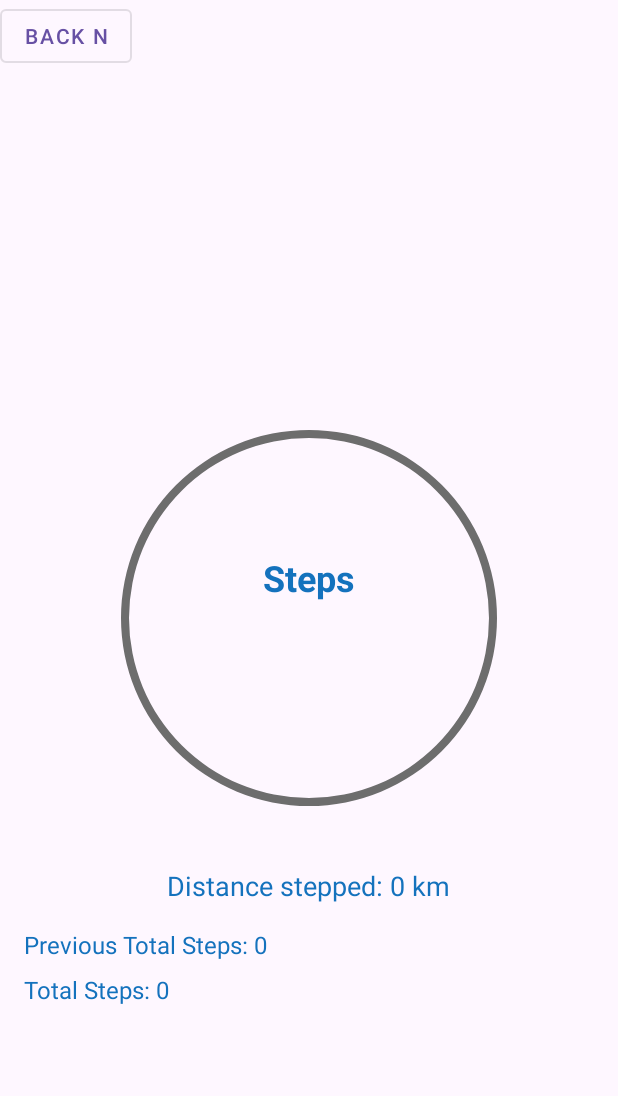
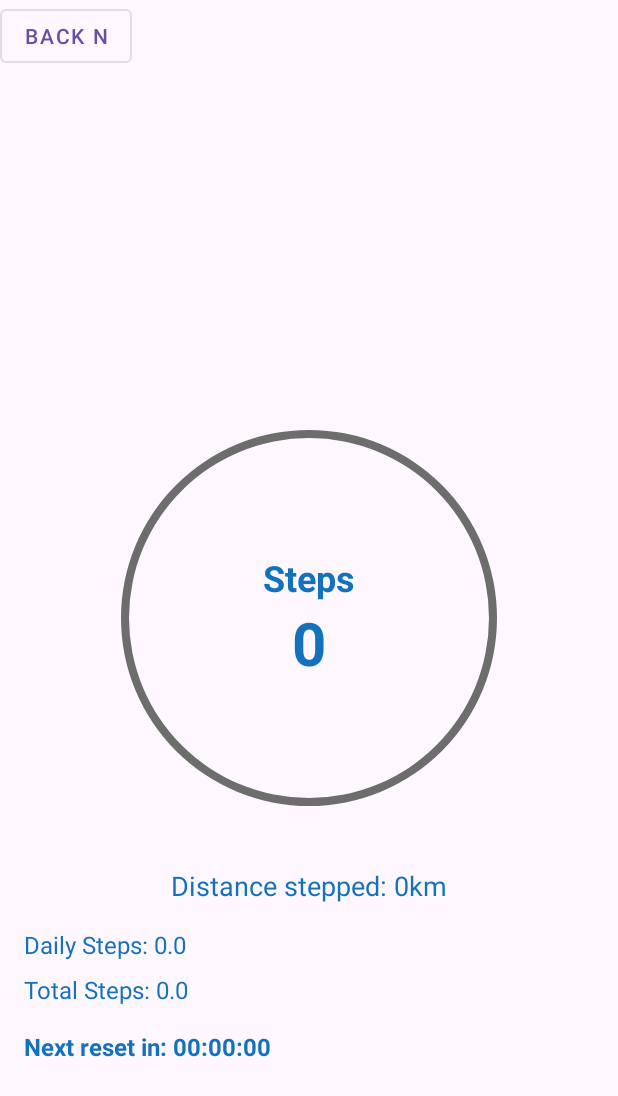
Before and after one commit to WillBren/smartsensor, an Android app: the screen it shows after launch (StepActivity), after a tap on "ACTIVITY", on a phone screen of 412 x 824 dp. Shown: the top 1096 px of the screen. Run offline under Robolectric (Android 15) with nearby library versions, the phone set to English and light mode, and no system bars; 1 statement that could not run was skipped.

Commit message:
Added work manager to reset daily steps, added checks for diff sensors, added temp on main screen

```diff
--- a/app/build.gradle.kts
+++ b/app/build.gradle.kts
@@ -1,5 +1,6 @@
 plugins {
     alias(libs.plugins.android.application)
+    alias(libs.plugins.google.gms.google.services)
 }
 
 android {
@@ -37,6 +38,8 @@ dependencies {
     implementation(libs.material)
     implementation(libs.activity)
     implementation(libs.constraintlayout)
+    implementation(libs.work.runtime)
+    implementation(libs.firebase.database)
     testImplementation(libs.junit)
     androidTestImplementation(libs.ext.junit)
     androidTestImplementation(libs.espresso.core)
--- a/app/src/main/java/com/example/steppcounter/AlarmScheduler.java
+++ /dev/null
@@ -1,41 +0,0 @@
-package com.example.steppcounter;
-import static android.content.Context.ALARM_SERVICE;
-
-import android.annotation.SuppressLint;
-import android.app.AlarmManager;
-import android.app.PendingIntent;
-import android.content.Context;
-import android.content.Intent;
-
-import java.util.Calendar;
-
-public class AlarmScheduler {
-    @SuppressLint("ScheduleExactAlarm")
-    public static void scheduleMidnightReset(Context context) {
-        Intent intent = new Intent(context, StepResetReceiver.class);
-        PendingIntent pendingIntent = PendingIntent.getBroadcast(
-                context,
-                0,
-                intent,
-                PendingIntent.FLAG_UPDATE_CURRENT | PendingIntent.FLAG_IMMUTABLE
-        );
-
-        AlarmManager alarmManager = (AlarmManager) context.getSystemService(ALARM_SERVICE);
-
-        // Set the alarm to start at next midnight
-        Calendar calendar = Calendar.getInstance();
-        calendar.setTimeInMillis(System.currentTimeMillis());
-        calendar.set(Calendar.HOUR_OF_DAY, 0);
-        calendar.set(Calendar.MINUTE, 0);
-        calendar.set(Calendar.SECOND, 0);
-        calendar.add(Calendar.DAY_OF_YEAR, 1);
-
-        if (alarmManager != null) {
-            alarmManager.setExactAndAllowWhileIdle(
-                    AlarmManager.RTC_WAKEUP,
-                    calendar.getTimeInMillis(),
-                    pendingIntent
-            );
-        }
-    }
-}
--- a/app/src/main/java/com/example/steppcounter/MainActivity.java
+++ b/app/src/main/java/com/example/steppcounter/MainActivity.java
@@ -1,6 +1,8 @@
 package com.example.steppcounter;
 
+import android.hardware.Sensor;
 import android.os.Bundle;
+import android.util.Log;
 import android.view.View;
 import android.widget.TextView;
 import android.widget.Toast;
@@ -9,15 +11,23 @@ import android.content.Intent;
 import androidx.appcompat.app.AppCompatActivity;
 import com.google.android.material.button.MaterialButton;
 
+import java.util.List;
+
 public class MainActivity extends AppCompatActivity {
 
-    private TextView stepsValue, heartRateValue, caloriesBurned, bmi;
-    private MaterialButton activityButton, healthButton, nutritionButton; //creates buttons
+    private TextView stepsValue, heartRateValue, caloriesBurned, bmi, temp;
+    private MaterialButton activityButton, healthButton, editDetailsButton; //creates buttons
+    private TemperatureSensorManager temperatureSensorManager;
+
 
     @Override
     protected void onCreate(Bundle savedInstanceState) {
         super.onCreate(savedInstanceState);
         setContentView(R.layout.activity_main); // Inflate the provided XML layout (activity_main.xml)
+
+        // Create an instance of SensorChecker and check for Significant Motion Sensor
+        SensorChecker sensorChecker = new SensorChecker(this);  // Pass 'this' as the context
+        sensorChecker.checkForSignificantMotionSensor();
 
         // Initialize the views from the XML layout
         stepsValue = findViewById(R.id.steps_value);
@@ -26,10 +36,33 @@ public class MainActivity extends AppCompatActivity {
         bmi = findViewById(R.id.bmi);
         activityButton = findViewById(R.id.activity_button);
         healthButton = findViewById(R.id.health_button);
-        nutritionButton = findViewById(R.id.nutrition_button);
+        editDetailsButton = findViewById(R.id.edit_details_button);
 
         // Set up click listeners for the buttons
         setupButtonListeners();
+
+        temp = findViewById(R.id.alert);
+
+        //if temperature sensor is active then change temperature on main screen
+        temperatureSensorManager = new TemperatureSensorManager(this, new TemperatureSensorManager.TemperatureCallback() {
+            @Override
+            public void onTemperatureChanged(float temperature) {
+                temp.setText("Current Temperature: " + temperature + "°C");
+            }
+        });
+
+        //if temperature sensor is not on device, set text to tell user that sensor is not available
+        if (temperatureSensorManager == null || temperatureSensorManager.temperatureSensor == null) {
+            temp.setText("Ambient Temperature Sensor not available");
+        } else {
+            temperatureSensorManager.startListening();
+        }
+
+        // Check for Heart Rate Sensor
+        sensorChecker.checkForHeartRateSensor();
+
+        // Check for Significant Motion Sensor
+        sensorChecker.checkForSignificantMotionSensor();
     }
 
     private void setupButtonListeners() {
@@ -52,7 +85,7 @@ public class MainActivity extends AppCompatActivity {
             }
         });
 
-        nutritionButton.setOnClickListener(new View.OnClickListener() {
+        editDetailsButton.setOnClickListener(new View.OnClickListener() {
             @Override
             public void onClick(View v) {
                 Toast.makeText(MainActivity.this, "Nutrition button clicked!", Toast.LENGTH_SHORT).show();
@@ -61,5 +94,12 @@ public class MainActivity extends AppCompatActivity {
         });
     }
 
+    protected void onDestroy() {
+        super.onDestroy();
+        temperatureSensorManager.stopListening();
+    }
+
+
+
 
 }
--- /dev/null
+++ b/app/src/main/java/com/example/steppcounter/SensorChecker.java
@@ -0,0 +1,44 @@
+package com.example.steppcounter;
+
+import android.content.Context;
+import android.hardware.Sensor;
+import android.hardware.SensorManager;
+import android.widget.Toast;
+
+public class SensorChecker {
+
+    private final SensorManager sensorManager;
+    private final Context context;  // Save the context to use for Toast or other UI updates
+
+    public SensorChecker(Context context) {
+        this.context = context;
+        // Initialize SensorManager properly using the provided context
+        sensorManager = (SensorManager) context.getSystemService(Context.SENSOR_SERVICE);
+    }
+
+    // Method to check if the Significant Motion Sensor is available
+    public void checkForSignificantMotionSensor() {
+        Sensor significantMotionSensor = sensorManager.getDefaultSensor(Sensor.TYPE_SIGNIFICANT_MOTION);
+
+        if (significantMotionSensor != null) {
+            // Significant Motion Sensor is available, display a Toast
+            Toast.makeText(context, "Significant Motion Sensor is available", Toast.LENGTH_SHORT).show();
+        } else {
+            // Significant Motion Sensor is not available, display a Toast
+            Toast.makeText(context, "Significant Motion Sensor is not available", Toast.LENGTH_SHORT).show();
+        }
+    }
+
+    // Method to check if the Heart Rate Sensor is available
+    public void checkForHeartRateSensor() {
+        Sensor heartRateSensor = sensorManager.getDefaultSensor(Sensor.TYPE_HEART_RATE);
+
+        if (heartRateSensor != null) {
+            // Heart Rate Sensor is available, display a Toast
+            Toast.makeText(context, "Heart Rate Sensor is available", Toast.LENGTH_SHORT).show();
+        } else {
+            // Heart Rate Sensor is not available, display a Toast
+            Toast.makeText(context, "Heart Rate Sensor is not available", Toast.LENGTH_SHORT).show();
+        }
+    }
+}
--- a/app/src/main/java/com/example/steppcounter/StepActivity.java
+++ b/app/src/main/java/com/example/steppcounter/StepActivity.java
@@ -4,7 +4,6 @@ import android.content.Intent;
 import android.content.SharedPreferences;
 import android.hardware.Sensor;
 import android.hardware.SensorEvent;
-import android.hardware.SensorListener;
 import android.hardware.SensorManager;
 import android.os.Bundle;
 import android.widget.ProgressBar;
@@ -15,20 +14,26 @@ import androidx.appcompat.app.AppCompatActivity;
 import android.hardware.SensorEventListener;
 import com.google.android.material.button.MaterialButton;
 import java.text.DecimalFormat;
+import java.util.Calendar;
+import androidx.work.ExistingPeriodicWorkPolicy;
+import androidx.work.PeriodicWorkRequest;
+import androidx.work.WorkManager;
+import java.util.concurrent.TimeUnit;
 
 
 public class StepActivity extends AppCompatActivity implements SensorEventListener {
+    private float totalSteps;
     private SensorManager mSensorManager = null;
     private Sensor stepSensor;
-    private int totalSteps = 0;
-    private int previewsTotalSteps=0;
+    private int previewsTotalSteps;
     private ProgressBar progressBar;
     private TextView steps;
     private MaterialButton backButton;
     private TextView distanceStepped;
     private final DecimalFormat df = new DecimalFormat("#.##");
-
-
+    private static final String PREF_TOTAL_STEPS = "total_steps";
+    private static final String PREF_DAILY_STEPS = "daily_steps";
+    private float dailySteps;
 
     @Override
     protected void onCreate(Bundle savedInstanceState) {
@@ -46,6 +51,7 @@ public class StepActivity extends AppCompatActivity implements SensorEventListen
         resetSteps();
         loadData();
 
+        scheduleDailyStepReset();
         mSensorManager = (SensorManager)getSystemService(SENSOR_SERVICE);
         stepSensor = mSensorManager.getDefaultSensor(Sensor.TYPE_STEP_COUNTER); //sets up step count sensor
 
@@ -56,9 +62,37 @@ public class StepActivity extends AppCompatActivity implements SensorEventListen
             Toast.makeText(this, "Step counter sensor is available", Toast.LENGTH_SHORT).show();
         }
 
+    }
 
-        AlarmScheduler.scheduleMidnightReset(this);
+    //method schedules the daily reset for 12:00am daily
+    private void scheduleDailyStepReset() {
+
+        Calendar current = Calendar.getInstance();
+        Calendar nextResetTime = Calendar.getInstance();
+        nextResetTime.set(Calendar.HOUR_OF_DAY, 0);
+        nextResetTime.set(Calendar.MINUTE, 0);
+        nextResetTime.set(Calendar.SECOND, 0);
+        nextResetTime.set(Calendar.MILLISECOND, 0);
+
+        // If it's already past 12:00 AM today, schedule for the next day
+        if (nextResetTime.before(current)) {
+            nextResetTime.add(Calendar.DAY_OF_MONTH, 1);
+        }
+
+        long initialDelay = nextResetTime.getTimeInMillis() - current.getTimeInMillis();
+
+        // Schedule periodic work to run every 24 hours
+        PeriodicWorkRequest resetRequest = new PeriodicWorkRequest.Builder(StepResetWorker.class, 24, TimeUnit.HOURS)
+                .setInitialDelay(initialDelay, TimeUnit.MILLISECONDS)
+                .build();
+
+        // Enqueue the work
+        WorkManager.getInstance(this).enqueueUniquePeriodicWork(
+                "stepResetWork",
+                ExistingPeriodicWorkPolicy.REPLACE,
+                resetRequest);
     }
+
 
     private void setupButtonListeners() {
         backButton.setOnClickListener(v -> {
@@ -68,8 +102,6 @@ public class StepActivity extends AppCompatActivity implements SensorEventListen
             // tells button to go from step activity to the main activity
         });
     }
-
-
 
     protected void onResume() {
         super.onResume();
@@ -82,33 +114,47 @@ public class StepActivity extends AppCompatActivity implements SensorEventListen
         }
     }
 
+    protected void onPause() {
+        super.onPause();
 
+    }
 
     public void onSensorChanged(SensorEvent event) {
         if (event.sensor.getType() == Sensor.TYPE_STEP_COUNTER) {
-            totalSteps = (int) event.values[0];
-            int currentSteps;
-            if (totalSteps <= 0) {
-                previewsTotalSteps = totalSteps;
-                currentSteps = totalSteps;
+            float currentTotalSteps = event.values[0];
+
+            if (totalSteps == 0) {
+                // First time app usage or a phone reset.
+                totalSteps = currentTotalSteps;
             } else {
-                currentSteps = totalSteps-previewsTotalSteps;
+                // If there are total steps then these are used to calculate steps when sensor changes
+                float newSteps = currentTotalSteps - totalSteps;
+                if (newSteps < 0) {
+                    // Device reboot detected, reset daily steps
+                    dailySteps = currentTotalSteps;
+                } else {
+                    dailySteps += newSteps; //step changes are added onto the daily step count
+                }
+                totalSteps = currentTotalSteps; // total step count is updated
             }
-            steps.setText(String.valueOf(currentSteps));
-            // changes total steps when sensor reacts
-            progressBar.setProgress(currentSteps);
 
-            // changes total distance when step count changes
-            float distance = getDistanceStepped(currentSteps);
-            distanceStepped.setText(String.format("Distance stepped: %skm", df.format(distance)));
+            updateUI(); // UI updated
+            saveData(); //data saved
+        }
+    }
 
-            //testing purposes- step counts
-            TextView previewsTotalStepsView = findViewById(R.id.previewsTotalSteps);
-            TextView totalStepsView = findViewById(R.id.totalSteps);
-            previewsTotalStepsView.setText("Previous Total Steps: " + previewsTotalSteps);
-            totalStepsView.setText("Total Steps: " + totalSteps);
-        }
+    private void updateUI() {
+        int currentSteps = (int) dailySteps; //Converts daily step count to an integer
+        steps.setText(String.valueOf(currentSteps)); //daily step count updated
+        progressBar.setProgress(currentSteps); //progress bar updated
+        float distance = getDistanceStepped(currentSteps);
+        distanceStepped.setText(String.format("Distance stepped: %skm", df.format(distance)));
 
+        // For testing purposes
+        TextView previewsTotalStepsView = findViewById(R.id.previewsTotalSteps);
+        TextView totalStepsView = findViewById(R.id.totalSteps);
+        previewsTotalStepsView.setText("Daily Steps: " + dailySteps);
+        totalStepsView.setText("Total Steps: " + totalSteps);
     }
 
     private void resetSteps() {
@@ -116,7 +162,7 @@ public class StepActivity extends AppCompatActivity implements SensorEventListen
         steps.setOnClickListener(v -> Toast.makeText(StepActivity.this, "Long press to reset steps", Toast.LENGTH_SHORT).show());
 
         steps.setOnLongClickListener(v -> {
-            previewsTotalSteps = totalSteps;
+            previewsTotalSteps = (int) totalSteps;
             steps.setText("0");
             progressBar.setProgress(0);
             saveData();
@@ -127,29 +173,23 @@ public class StepActivity extends AppCompatActivity implements SensorEventListen
     private void saveData() { //saves the number of steps taken
         SharedPreferences sharedPref = getSharedPreferences("MyPref", Context.MODE_PRIVATE);
         SharedPreferences.Editor editor = sharedPref.edit();
-        editor.putFloat("key1", previewsTotalSteps);
+        editor.putFloat(PREF_TOTAL_STEPS, totalSteps); //saves total step count
+        editor.putFloat(PREF_DAILY_STEPS, dailySteps); //saves the daily step count
         editor.apply();
     }
 
     private void loadData() { //loads number of steps taken after restarting app
         SharedPreferences sharedPref = getSharedPreferences("MyPref", Context.MODE_PRIVATE);
-        previewsTotalSteps = (int) sharedPref.getFloat("key1", 0f);
+        totalSteps = sharedPref.getFloat(PREF_TOTAL_STEPS, 0f); //loads the total step count
+        dailySteps = sharedPref.getFloat(PREF_DAILY_STEPS, 0f); //loads the daily step count
+        updateUI();
     }
 
     private float getDistanceStepped(int totalDailySteps) {
         return (float) (totalDailySteps * 74) /100000;
     }
 
-
-
     public void onAccuracyChanged(Sensor sensor, int i) {
 
     }
-
-    /*private void clearSharedPreferences() {
-        SharedPreferences sharedPref = getSharedPreferences("MyPref", Context.MODE_PRIVATE);
-        SharedPreferences.Editor editor = sharedPref.edit();
-        editor.clear();  // Clear all the data
-        editor.apply();
-    } */
 }
--- /dev/null
+++ b/app/src/main/java/com/example/steppcounter/TemperatureSensorManager.java
@@ -0,0 +1,49 @@
+package com.example.steppcounter;
+
+import android.content.Context;
+import android.hardware.Sensor;
+import android.hardware.SensorEvent;
+import android.hardware.SensorEventListener;
+import android.hardware.SensorManager;
+
+public class TemperatureSensorManager implements SensorEventListener {
+
+    private final SensorManager sensorManager;
+    final Sensor temperatureSensor;
+    private final TemperatureCallback callback;
+
+    public TemperatureSensorManager(Context context, TemperatureCallback callback) {
+        this.callback = callback;
+        sensorManager = (SensorManager) context.getSystemService(Context.SENSOR_SERVICE);
+        temperatureSensor = sensorManager.getDefaultSensor(Sensor.TYPE_AMBIENT_TEMPERATURE);
+    }
+
+    public void startListening() {
+        if (temperatureSensor != null) {
+            sensorManager.registerListener(this, temperatureSensor, SensorManager.SENSOR_DELAY_NORMAL);
+        }
+    }
+
+    public void stopListening() {
+        sensorManager.unregisterListener(this);
+    }
+
+    @Override
+    public void onSensorChanged(SensorEvent event) {
+        if (event.sensor.getType() == Sensor.TYPE_AMBIENT_TEMPERATURE) {
+            float temperature = event.values[0];
+            if (callback != null) {
+                callback.onTemperatureChanged(temperature);
+            }
+        }
+    }
+
+    @Override
+    public void onAccuracyChanged(Sensor sensor, int accuracy) {
+        // Handle sensor accuracy changes here if necessary
+    }
+
+    public interface TemperatureCallback {
+        void onTemperatureChanged(float temperature);
+    }
+}
--- a/app/src/main/res/layout/fragment_activity.xml
+++ b/app/src/main/res/layout/fragment_activity.xml
@@ -94,6 +94,19 @@
             android:textSize="16sp"
             android:textColor="#FF1472BD"
             android:layout_marginTop="8dp" />
+
+        <TextView
+            android:id="@+id/alarmCountdown"
+            android:layout_width="wrap_content"
+            android:layout_height="wrap_content"
+            android:layout_below="@id/totalSteps"
+            android:layout_centerHorizontal="true"
+            android:layout_marginTop="16dp"
+            android:text="Next reset in: 00:00:00"
+            android:textSize="16sp"
+            android:textColor="#FF1472BD"
+            android:textStyle="bold" />
+
     </LinearLayout>
 
 </RelativeLayout>
--- a/build.gradle.kts
+++ b/build.gradle.kts
@@ -1,4 +1,5 @@
 // Top-level build file where you can add configuration options common to all sub-projects/modules.
 plugins {
     alias(libs.plugins.android.application) apply false
+    alias(libs.plugins.google.gms.google.services) apply false
 }
--- a/gradle/libs.versions.toml
+++ b/gradle/libs.versions.toml
@@ -7,6 +7,9 @@ appcompat = "1.7.0"
 material = "1.12.0"
 activity = "1.9.1"
 constraintlayout = "2.1.4"
+workRuntime = "2.9.1"
+googleGmsGoogleServices = "4.4.2"
+firebaseDatabase = "21.0.0"
 
 [libraries]
 junit = { group = "junit", name = "junit", version.ref = "junit" }
@@ -16,6 +19,9 @@ appcompat = { group = "androidx.appcompat", name = "appcompat", version.ref = "a
 material = { group = "com.google.android.material", name = "material", version.ref = "material" }
 activity = { group = "androidx.activity", name = "activity", version.ref = "activity" }
 constraintlayout = { group = "androidx.constraintlayout", name = "constraintlayout", version.ref = "constraintlayout" }
+work-runtime = { group = "androidx.work", name = "work-runtime", version.ref = "workRuntime" }
+firebase-database = { group = "com.google.firebase", name = "firebase-database", version.ref = "firebaseDatabase" }
 
 [plugins]
 android-application = { id = "com.android.application", version.ref = "agp" }
+google-gms-google-services = { id = "com.google.gms.google-services", version.ref = "googleGmsGoogleServices" }
```
Also changed, not shown: app/src/main/AndroidManifest.xml (+9 -10 lines), app/src/main/java/com/example/steppcounter/BootReceiver.java (deleted, +0 -14 lines), app/src/main/java/com/example/steppcounter/EditDetails.java (added, +24 -0 lines), app/src/main/java/com/example/steppcounter/StepResetReceiver.java (deleted, +0 -20 lines), app/src/main/java/com/example/steppcounter/StepResetWorker.java (added, +37 -0 lines), app/src/main/res/layout/activity_edit_details.xml (added, +39 -0 lines), app/src/main/res/layout/activity_main.xml (+24 -15 lines).
